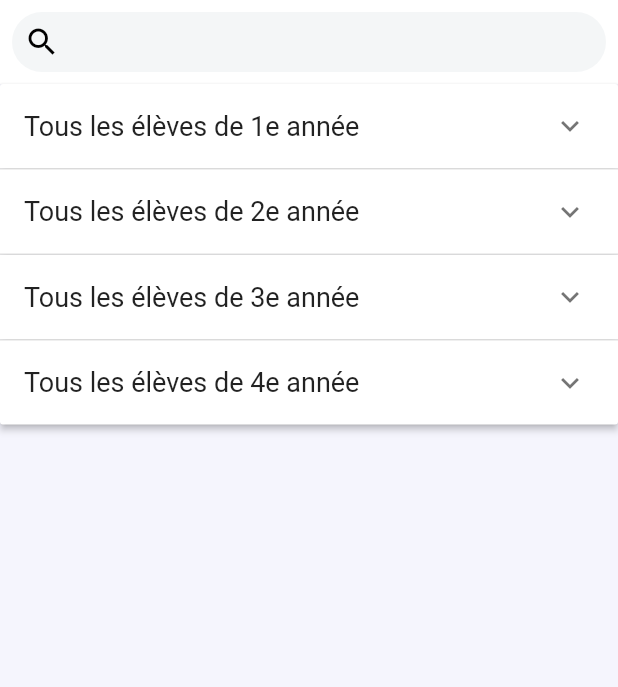
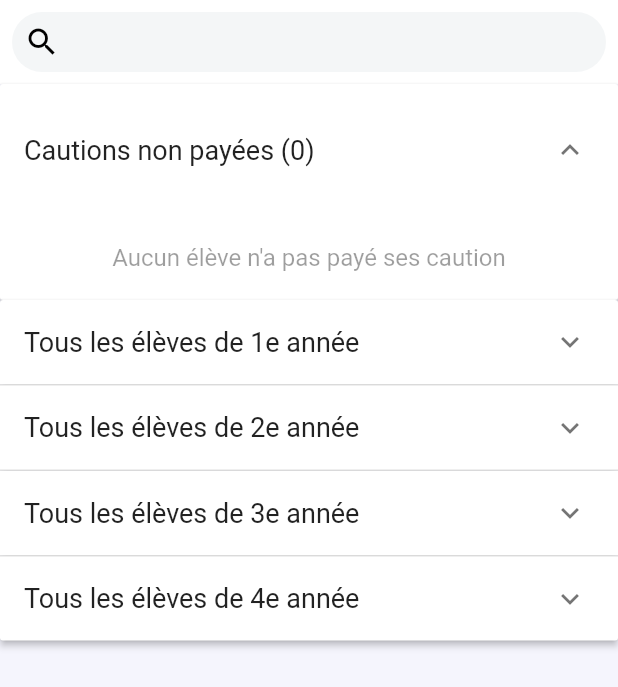
Before and after one commit to HerdisonHazeraj/lockers_app, a Flutter app: the StudentsOverviewScreenMobile widget shown alone on an empty page, opened directly, on a phone screen of 412 x 824 dp. Shown: the top 687 px of the screen. Run offline on Flutter 3.47's test engine with Material 2 defaults, Android fonts, the phone set to English and light mode, and no system bars; our stand-ins replace cached_network_image, easy_sidemenu, file_picker, firebase_auth, firebase_core, firebase_database and 6 more; missing offline and left inert: firedart, fluent_ui, multiselect, window_size; accounts and stored records are empty; network calls fail; project files that could hold a hidden picture were left out.

Commit message:
pdp et détails

```diff
--- a/lib/core/config.dart
+++ b/lib/core/config.dart
@@ -1,10 +1,10 @@
 class Config {
-  static String apiKey = "AIzaSyAzJgXs2mdisqAxOxWU8Q_32WqqIVOl_H8";
-  static String authDomain = "lockers-app-40f8d.firebaseapp.com";
+  static String apiKey = "AIzaSyBxEm-Uue1yUdhOIqvcNHIeebF2ZUCP0kg";
+  static String authDomain = "lockerapp-3b54f.firebaseapp.com";
   static String databaseURL =
-      "https://lockers-app-40f8d-default-rtdb.europe-west1.firebasedatabase.app";
-  static String projectId = "lockers-app-40f8d";
-  static String storageBucket = "lockers-app-40f8d.appspot.com";
-  static String messagingSenderId = "653882674009";
-  static String appId = "1:653882674009:web:911282bd37d635c546da48";
+      "https://lockerapp-3b54f-default-rtdb.europe-west1.firebasedatabase.app";
+  static String projectId = "lockerapp-3b54f";
+  static String storageBucket = "lockerapp-3b54f.appspot.com";
+  static String messagingSenderId = "878604521951";
+  static String appId = "1:878604521951:web:37fc37eaae8242ce84b46a";
 }
--- a/lib/screens/mobile/students/students_overviewscreen_mobile.dart
+++ b/lib/screens/mobile/students/students_overviewscreen_mobile.dart
@@ -19,7 +19,9 @@ class StudentsOverviewScreenMobile extends StatefulWidget {
 class _StudentsOverviewScreenMobileState
     extends State<StudentsOverviewScreenMobile> {
   late List<bool> isExpYear;
+  bool isNoCautionExp = true;
   late Map<String, List<Student>> studentsByYear;
+  late List<Student> unPaidCautionsStudentsList;
 
   bool isInit = false;
 
@@ -65,6 +67,9 @@ class _StudentsOverviewScreenMobileState
   Widget build(BuildContext context) {
     studentsByYear =
         Provider.of<LockerStudentProvider>(context).mapStudentByYear();
+    unPaidCautionsStudentsList =
+        Provider.of<LockerStudentProvider>(context, listen: false)
+            .getNonPaidCaution();
     if (!isInit) {
       isExpYear = List.generate(studentsByYear.length, (index) => false);
       isInit = true;
@@ -84,7 +89,63 @@ class _StudentsOverviewScreenMobileState
       Expanded(
         child: SingleChildScrollView(
           controller: _scrollViewController,
-          child: ExpansionPanelList(
+          child: Column(
+            children: [
+              ExpansionPanelList(
+                expansionCallback: (panelIndex, isExpanded) {
+                  setState(() {
+                    isNoCautionExp = !isNoCautionExp;
+                  });
+                },
+                children: [
+                  ExpansionPanel(
+                    isExpanded: isNoCautionExp,
+                    canTapOnHeader: true,
+                    headerBuilder: (context, isExpanded) {
+                      return ListTile(
+                        title: Text(
+                          "Cautions non payées (${Provider.of<LockerStudentProvider>(context, listen: false).getDefectiveLockers().length})",
+                          style: const TextStyle(fontSize: 18),
+                        ),
+                      );
+                    },
+                    body: unPaidCautionsStudentsList.isEmpty
+                        ? ListView.builder(
+                            shrinkWrap: true,
+                            itemCount: 1,
+                            itemBuilder: (context, index) => const Column(
+                              children: [
+                                ListTile(
+                                  title: Text(
+                                    "Aucun élève n'a pas payé ses caution",
+                                    textAlign: TextAlign.center,
+                                    style: TextStyle(
+                                        fontSize: 16, color: Colors.black38),
+                                  ),
+                                ),
+                              ],
+                            ),
+                          )
+                        : ListView.builder(
+                            physics: const NeverScrollableScrollPhysics(),
+                            shrinkWrap: true,
+                            itemCount: 1,
+                            itemBuilder: (context, index) => Column(
+                              children: [
+                                ...unPaidCautionsStudentsList.map(
+                                  (l) => StudentItem(
+                                    student: l,
+                                    // isLockerInDefectiveList: true,
+                                    // refreshList: () => refreshList(),
+                                  ),
+                                ),
+                              ],
+                            ),
+                          ),
+                  ),
+                ],
+              ),
+              ExpansionPanelList(
                 expansionCallback: (int index, bool isExpanded) {
                   setState(() {
                     isExpYear[index] = !isExpYear[index];
@@ -92,8 +153,8 @@ class _StudentsOverviewScreenMobileState
                 },
                 children: [
                   ...studentsByYear.entries.map((e) => ExpansionPanel(
-                    isExpanded:
-                        isExpYear[studentsByYear.keys.toList().indexOf(e.key)],
+                        isExpanded: isExpYear[
+                            studentsByYear.keys.toList().indexOf(e.key)],
                         canTapOnHeader: true,
                         headerBuilder: (context, isExpanded) {
                           return ListTile(
@@ -122,6 +183,8 @@ class _StudentsOverviewScreenMobileState
                       ))
                 ],
               ),
+            ],
+          ),
         ),
       )
     ]));
```
Also changed, not shown: lib/screens/mobile/students/widget/student_details_screen.dart (+38 -5 lines), assets/images/cp-20ahb.jpg (added), 1 other file. Lines whose indentation alone changed are shown as unchanged.
